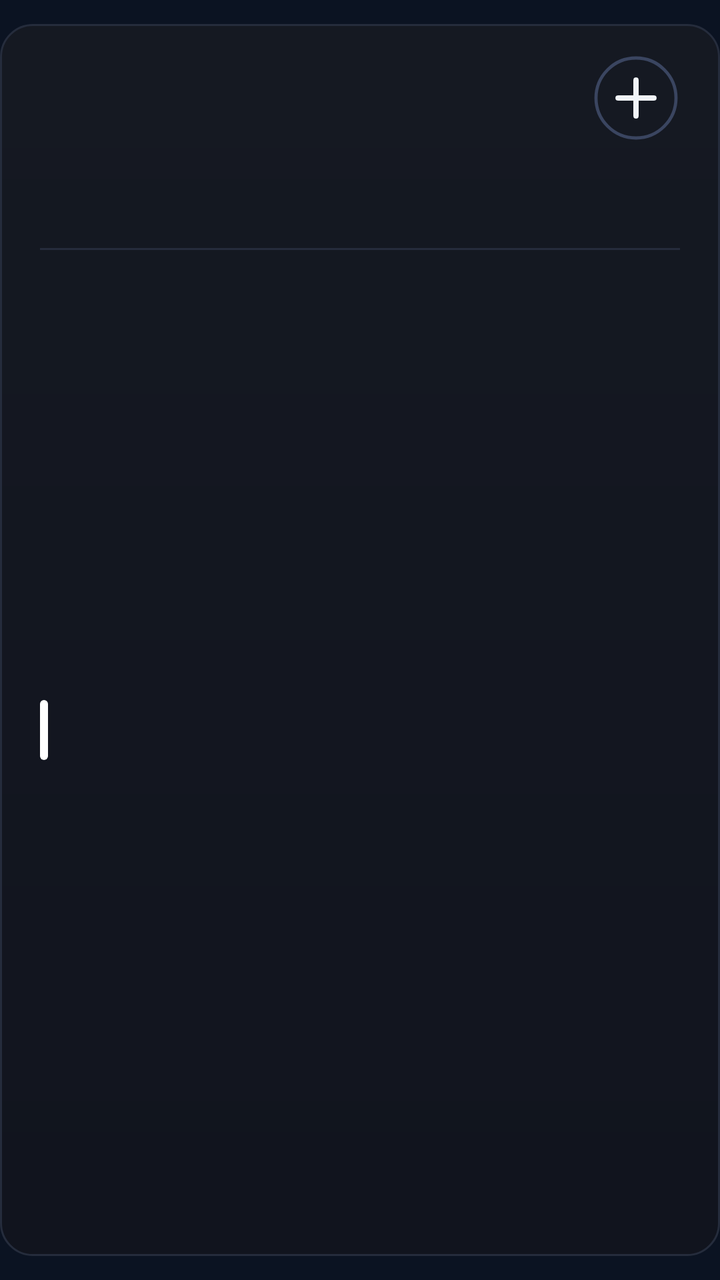
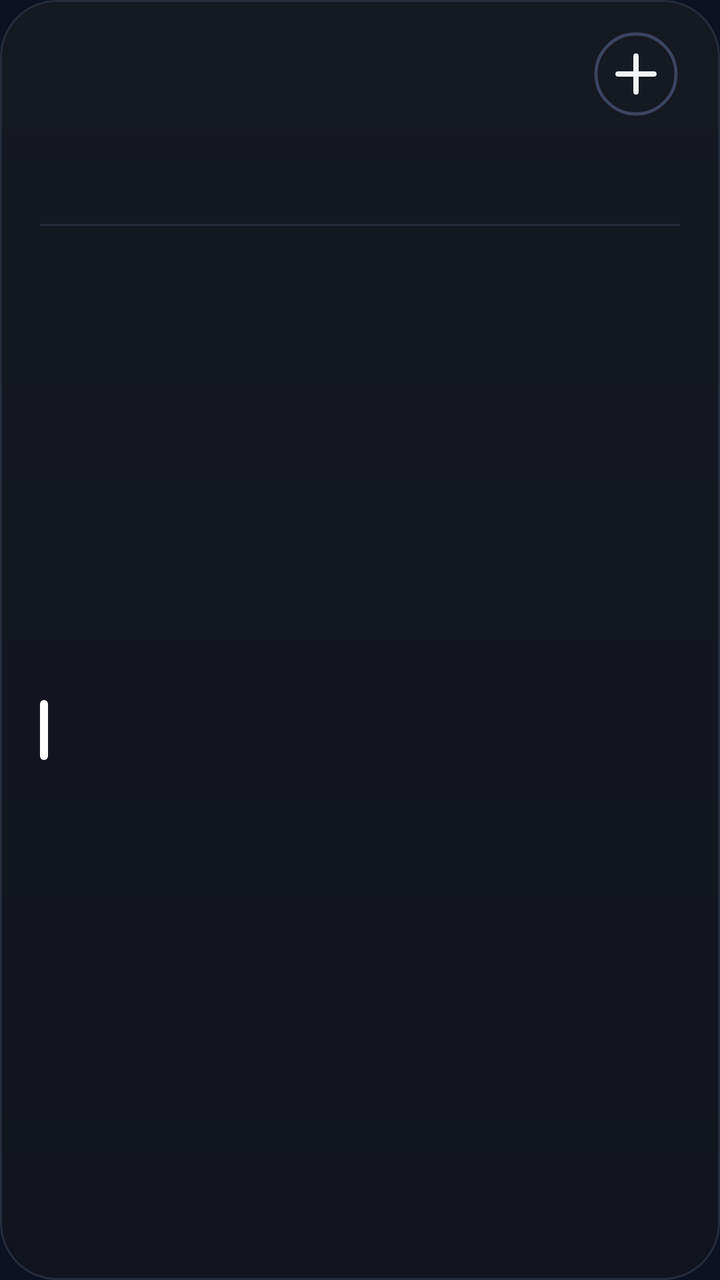

An Android layout rendered at two revisions. The XML below is the earlier revision; the diff shows what the commit changed to produce the second picture.
<!-- AndroidManifest.xml: application theme AppTheme -->
<!-- res/layout/cal_k1.xml -->
<?xml version="1.0" encoding="utf-8"?>
<FrameLayout xmlns:android="http://schemas.android.com/apk/res/android"
    android:id="@+id/root"
    android:layout_width="match_parent"
    android:layout_height="match_parent"
    android:paddingTop="12dp"
    android:paddingBottom="12dp">

    <LinearLayout
        android:id="@+id/panel"
        android:layout_width="match_parent"
        android:layout_height="match_parent"
        android:background="@drawable/cal_panel"
        android:orientation="vertical"
        android:paddingStart="20dp"
        android:paddingTop="13dp"
        android:paddingEnd="20dp"
        android:paddingBottom="14dp">

        
        <LinearLayout
            android:layout_width="match_parent"
            android:layout_height="48dp"
            android:gravity="center_vertical"
            android:orientation="horizontal">
        <ImageView
            android:id="@+id/cal_day"
            android:layout_width="wrap_content"
            android:layout_height="47dp"
            android:adjustViewBounds="true"
            android:scaleType="fitStart" />

            <LinearLayout
                android:layout_width="0dp"
                android:layout_height="wrap_content"
                android:layout_marginStart="12dp"
                android:layout_weight="1"
                android:orientation="vertical">
                <ImageView
                    android:id="@+id/cal_month"
                    android:layout_width="match_parent"
                    android:layout_height="23dp"
                    android:adjustViewBounds="true"
                    android:scaleType="fitStart" />
                <ImageView
                    android:id="@+id/cal_sub"
                    android:layout_width="match_parent"
                    android:layout_height="16dp"
                    android:adjustViewBounds="true"
                    android:layout_marginTop="2dp"
                    android:scaleType="fitStart" />
            </LinearLayout>

            <ImageView
                android:id="@+id/btn_add"
                android:layout_width="44dp"
                android:layout_height="44dp"
                android:contentDescription="New event"
                android:src="@drawable/ic_cal_add" />
        </LinearLayout>

        
        <LinearLayout
            android:layout_width="match_parent"
            android:layout_height="44dp"
            android:layout_marginTop="2dp"
            android:orientation="horizontal">
            <LinearLayout
                android:layout_width="0dp"
                android:layout_height="match_parent"
                android:layout_weight="1"
                android:gravity="center_horizontal"
                android:orientation="vertical">
                <ImageView
                    android:id="@+id/wk_label_0"
                    android:layout_width="wrap_content"
                    android:layout_height="14dp"
                    android:adjustViewBounds="true"
                    android:scaleType="fitCenter" />
                <ImageView
                    android:id="@+id/wk_num_0"
                    android:layout_width="26dp"
                    android:layout_height="26dp"
                    android:adjustViewBounds="true"
                    android:layout_marginTop="3dp"
                    android:scaleType="fitCenter" />
            </LinearLayout>
            <LinearLayout
                android:layout_width="0dp"
                android:layout_height="match_parent"
                android:layout_weight="1"
                android:gravity="center_horizontal"
                android:orientation="vertical">
                <ImageView
                    android:id="@+id/wk_label_1"
                    android:layout_width="wrap_content"
                    android:layout_height="14dp"
                    android:adjustViewBounds="true"
                    android:scaleType="fitCenter" />
                <ImageView
                    android:id="@+id/wk_num_1"
                    android:layout_width="26dp"
                    android:layout_height="26dp"
                    android:adjustViewBounds="true"
                    android:layout_marginTop="3dp"
                    android:scaleType="fitCenter" />
            </LinearLayout>
            <LinearLayout
                android:layout_width="0dp"
                android:layout_height="match_parent"
                android:layout_weight="1"
                android:gravity="center_horizontal"
                android:orientation="vertical">
                <ImageView
                    android:id="@+id/wk_label_2"
                    android:layout_width="wrap_content"
                    android:layout_height="14dp"
                    android:adjustViewBounds="true"
                    android:scaleType="fitCenter" />
                <ImageView
                    android:id="@+id/wk_num_2"
                    android:layout_width="26dp"
                    android:layout_height="26dp"
                    android:adjustViewBounds="true"
                    android:layout_marginTop="3dp"
                    android:scaleType="fitCenter" />
            </LinearLayout>
            <LinearLayout
                android:layout_width="0dp"
                android:layout_height="match_parent"
                android:layout_weight="1"
                android:gravity="center_horizontal"
                android:orientation="vertical">
                <ImageView
                    android:id="@+id/wk_label_3"
                    android:layout_width="wrap_content"
                    android:layout_height="14dp"
                    android:adjustViewBounds="true"
                    android:scaleType="fitCenter" />
                <ImageView
                    android:id="@+id/wk_num_3"
                    android:layout_width="26dp"
                    android:layout_height="26dp"
                    android:adjustViewBounds="true"
                    android:layout_marginTop="3dp"
                    android:scaleType="fitCenter" />
            </LinearLayout>
            <LinearLayout
                android:layout_width="0dp"
                android:layout_height="match_parent"
                android:layout_weight="1"
                android:gravity="center_horizontal"
                android:orientation="vertical">
                <ImageView
                    android:id="@+id/wk_label_4"
                    android:layout_width="wrap_content"
                    android:layout_height="14dp"
                    android:adjustViewBounds="true"
                    android:scaleType="fitCenter" />
                <ImageView
                    android:id="@+id/wk_num_4"
                    android:layout_width="26dp"
                    android:layout_height="26dp"
                    android:adjustViewBounds="true"
                    android:layout_marginTop="3dp"
                    android:scaleType="fitCenter" />
            </LinearLayout>
            <LinearLayout
                android:layout_width="0dp"
                android:layout_height="match_parent"
                android:layout_weight="1"
                android:gravity="center_horizontal"
                android:orientation="vertical">
                <ImageView
                    android:id="@+id/wk_label_5"
                    android:layout_width="wrap_content"
                    android:layout_height="14dp"
                    android:adjustViewBounds="true"
                    android:scaleType="fitCenter" />
                <ImageView
                    android:id="@+id/wk_num_5"
                    android:layout_width="26dp"
                    android:layout_height="26dp"
                    android:adjustViewBounds="true"
                    android:layout_marginTop="3dp"
                    android:scaleType="fitCenter" />
            </LinearLayout>
            <LinearLayout
                android:layout_width="0dp"
                android:layout_height="match_parent"
                android:layout_weight="1"
                android:gravity="center_horizontal"
                android:orientation="vertical">
                <ImageView
                    android:id="@+id/wk_label_6"
                    android:layout_width="wrap_content"
                    android:layout_height="14dp"
                    android:adjustViewBounds="true"
                    android:scaleType="fitCenter" />
                <ImageView
                    android:id="@+id/wk_num_6"
                    android:layout_width="26dp"
                    android:layout_height="26dp"
                    android:adjustViewBounds="true"
                    android:layout_marginTop="3dp"
                    android:scaleType="fitCenter" />
            </LinearLayout>
        </LinearLayout>

        <ImageView
            android:layout_width="match_parent"
            android:layout_height="1dp"
            android:layout_marginTop="5dp"
            android:layout_marginBottom="5dp"
            android:scaleType="fitXY"
            android:src="@drawable/cal_divider" />

        
        <LinearLayout
            android:layout_width="match_parent"
            android:layout_height="0dp"
            android:layout_weight="1"
            android:orientation="vertical">
        <LinearLayout
            android:id="@+id/cal_row_0"
            android:layout_width="match_parent"
            android:layout_height="0dp"
            android:layout_weight="1"
            android:gravity="center_vertical"
            android:orientation="horizontal">

            <ImageView
                android:id="@+id/cal_bar_0"
                android:layout_width="4dp"
                android:layout_height="30dp"
                android:layout_marginEnd="11dp"
                android:scaleType="fitXY"
                android:src="@drawable/cal_bar" />

            <LinearLayout
                android:layout_width="0dp"
                android:layout_height="wrap_content"
                android:layout_weight="1"
                android:orientation="vertical">

                <LinearLayout
                    android:layout_width="match_parent"
                    android:layout_height="wrap_content"
                    android:orientation="horizontal">
                    <ImageView
                        android:id="@+id/cal_time_0"
                        android:layout_width="wrap_content"
                        android:layout_height="16dp"
                        android:adjustViewBounds="true"
                        android:scaleType="fitStart" />
                    <ImageView
                        android:id="@+id/cal_hint_0"
                        android:layout_width="wrap_content"
                        android:layout_height="16dp"
                        android:adjustViewBounds="true"
                        android:layout_marginStart="9dp"
                        android:scaleType="fitStart" />
                </LinearLayout>
                <ImageView
                    android:id="@+id/cal_title_0"
                    android:layout_width="match_parent"
                    android:layout_height="22dp"
                    android:adjustViewBounds="true"
                    android:layout_marginTop="1dp"
                    android:scaleType="fitStart" />
            </LinearLayout>
        </LinearLayout>
        </LinearLayout>
        <ImageView
            android:id="@+id/cal_more"
            android:layout_width="match_parent"
            android:layout_height="14dp"
            android:adjustViewBounds="true"
            android:scaleType="fitEnd" />
    </LinearLayout>
</FrameLayout>
<!-- resources referenced by this layout -->
<resources>
  <!-- drawable cal_bar (drawable) -->
  <?xml version="1.0" encoding="utf-8"?>
  <shape xmlns:android="http://schemas.android.com/apk/res/android" android:shape="rectangle">
      <solid android:color="#FFFFFFFF" />
      <corners android:radius="2dp" />
  </shape>
  <!-- drawable cal_divider (drawable) -->
  <?xml version="1.0" encoding="utf-8"?>
  <shape xmlns:android="http://schemas.android.com/apk/res/android" android:shape="rectangle">
      <solid android:color="#FF252C3C" />
  </shape>
  <!-- drawable cal_panel (drawable) -->
  <?xml version="1.0" encoding="utf-8"?>
  <shape xmlns:android="http://schemas.android.com/apk/res/android" android:shape="rectangle">
      <gradient android:angle="270" android:startColor="#FF151922" android:endColor="#FF11141E" />
      <stroke android:width="1dp" android:color="#FF252C3C" />
      <corners android:radius="@dimen/widget_radius" />
  </shape>
  <!-- drawable ic_cal_add (drawable) -->
  <?xml version="1.0" encoding="utf-8"?>
  <vector xmlns:android="http://schemas.android.com/apk/res/android"
      android:width="44dp"
      android:height="44dp"
      android:viewportWidth="44"
      android:viewportHeight="44">
      <path
          android:pathData="M22,22m-20,0a20,20 0,1 1,40 0a20,20 0,1 1,-40 0"
          android:strokeColor="#FF3A4560"
          android:strokeWidth="1.6" />
      <path
          android:pathData="M13,22L31,22M22,13L22,31"
          android:strokeColor="#FFF1F5F9"
          android:strokeLineCap="round"
          android:strokeWidth="2.6" />
  </vector>
  <style name="AppTheme" parent="@android:style/Theme.DeviceDefault.NoActionBar">
          <item name="android:colorAccent">#DF8B35</item>
          <item name="android:colorControlActivated">#DF8B35</item>
          <item name="android:windowBackground">#0B1322</item>
          <item name="android:statusBarColor">#0E111A</item>
          <item name="android:navigationBarColor">#0B1322</item>
          <item name="android:textColorHint">#718096</item>
      </style>
  <dimen name="widget_radius">16dp</dimen>
</resources>

<!-- the commit's change to res/layout/cal_k1.xml (unified diff, before → after) -->
@@ -3,8 +3,7 @@
     android:id="@+id/root"
     android:layout_width="match_parent"
     android:layout_height="match_parent"
-    android:paddingTop="12dp"
-    android:paddingBottom="12dp">
+    android:padding="0dp">
 
     <LinearLayout
         android:id="@+id/panel"
<!-- resource entries referenced after the edit -->
@@ -43,6 +43,6 @@
           <item name="android:navigationBarColor">#0B1322</item>
           <item name="android:textColorHint">#718096</item>
       </style>
-  <dimen name="widget_radius">16dp</dimen>
+  <dimen name="widget_radius">24dp</dimen>
 </resources>
 
